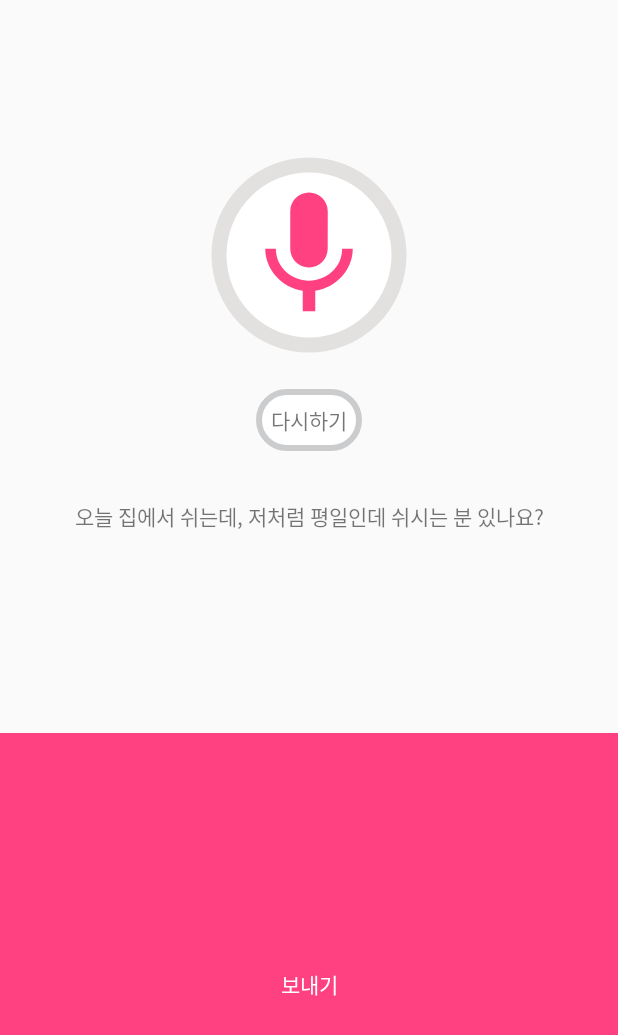
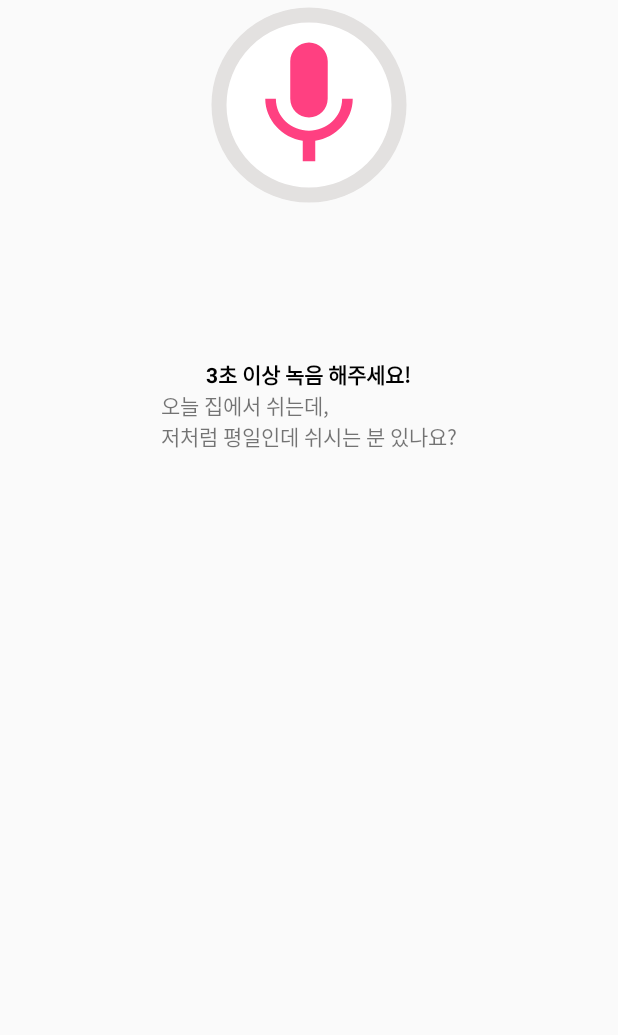
Before and after one commit to renovatio0424/SwipeVoiceChat, an Android app: the layout dialog_record.xml on its own in the app's theme, with its tools: preview values and no code run, on a phone screen of 412 x 824 dp. Shown: the top 1035 px of the screen. Run offline under Robolectric (Android 15) with nearby library versions, the phone set to English and light mode, and no system bars.

Commit message:
2018.06.05 - 새이야기 시작 다이얼로그 추가

```diff
--- a/app/src/main/java/com/example/renov/swipevoicechat/Fragment/InfoFragment.java
+++ b/app/src/main/java/com/example/renov/swipevoicechat/Fragment/InfoFragment.java
@@ -39,6 +39,7 @@ import java.util.List;
 
 import butterknife.BindView;
 import butterknife.ButterKnife;
+import butterknife.OnClick;
 import butterknife.Unbinder;
 import jp.wasabeef.glide.transformations.BlurTransformation;
 
@@ -193,6 +194,27 @@ public class InfoFragment extends Fragment {
 //        adapter.notifyDataSetChanged();
 //    }
 //
+
+    @OnClick(R.id.tv_new_story)
+    public void onClickNewStory(){
+        boolean wrapInScrollView = false;
+        MaterialDialog materialDialog = new MaterialDialog.Builder(getContext())
+                .title("새이야기 시작하기")
+                .customView(R.layout.dialog_record, wrapInScrollView)
+                .positiveText("보내기")
+                .negativeText("취소")
+                .show();
+
+        View view = materialDialog.getView();
+        TextView tvRecordAgain = (TextView) view.findViewById(R.id.tv_record_again);
+        tvRecordAgain.setVisibility(View.GONE);
+        tvRecordAgain.setText("다시하기");
+        TextView tvRecordDesc = (TextView) view.findViewById(R.id.tv_record_desc);
+        tvRecordDesc.setVisibility(View.VISIBLE);
+        tvRecordDesc.setText("3초 이상 녹음해주세요");
+        TextView tvExampleDesc = (TextView) view.findViewById(R.id.tv_example_desc);
+        tvExampleDesc.setText("오늘 집에서 쉬는데, 저처럼 평일인데 쉬시는 분 있나요?");
+    }
 
     private void paginate() {
         cardStackView.setPaginationReserved();
--- a/app/src/main/res/layout/activity_login.xml
+++ b/app/src/main/res/layout/activity_login.xml
@@ -50,7 +50,7 @@
         android:layout_width="wrap_content"
         android:layout_height="wrap_content"
         android:layout_marginBottom="16dp"
-        android:text="Button"
+        android:text="메인화면 바로가기"
         app:layout_constraintBottom_toBottomOf="parent"
         app:layout_constraintEnd_toEndOf="parent"
         app:layout_constraintStart_toStartOf="parent" />
--- a/app/src/main/res/layout/activity_sign_up.xml
+++ b/app/src/main/res/layout/activity_sign_up.xml
@@ -27,7 +27,7 @@
             android:layout_height="wrap_content"
             android:layout_gravity="center"
             android:layout_weight="1"
-            android:text="TextView"
+            android:text="클릭해주세요"
             tools:layout_editor_absoluteX="163dp"
             tools:layout_editor_absoluteY="35dp" />
 
--- a/app/src/main/res/layout/dialog_record.xml
+++ b/app/src/main/res/layout/dialog_record.xml
@@ -1,79 +1,76 @@
 <?xml version="1.0" encoding="utf-8"?>
-<android.support.constraint.ConstraintLayout xmlns:android="http://schemas.android.com/apk/res/android"
+<LinearLayout xmlns:android="http://schemas.android.com/apk/res/android"
     xmlns:app="http://schemas.android.com/apk/res-auto"
     xmlns:tools="http://schemas.android.com/tools"
     android:layout_width="match_parent"
-    android:layout_height="match_parent">
+    android:layout_height="400dp"
+    android:orientation="vertical">
 
 
-    <TextView
-        android:visibility="invisible"
-        android:id="@+id/textView5"
+    <com.example.renov.swipevoicechat.widget.VoicePlayerView
+        android:id="@+id/voice_player_view"
+        android:layout_width="140dp"
+        android:layout_height="140dp"
+        android:layout_gravity="center"
+        android:background="@color/alpha_0"
+        android:scaleType="centerInside"
+        app:layout_constraintBottom_toTopOf="@+id/tv_record_desc"
+        app:layout_constraintEnd_toEndOf="parent"
+        app:layout_constraintStart_toStartOf="parent"
+        app:layout_constraintTop_toTopOf="parent" />
+
+    <LinearLayout
         android:layout_width="wrap_content"
         android:layout_height="wrap_content"
-        android:layout_marginBottom="36dp"
+        android:layout_gravity="center"
+        android:layout_weight="1"
+        android:gravity="center"
+        android:orientation="vertical">
+
+        <TextView
+            android:id="@+id/tv_record_desc"
+            android:layout_width="wrap_content"
+            android:layout_height="wrap_content"
+            android:layout_gravity="center"
             android:text="TextView"
             android:textColor="#000000"
             android:textStyle="bold"
-        app:layout_constraintBottom_toTopOf="@+id/textView6"
+            android:visibility="visible"
+            app:layout_constraintBottom_toTopOf="@+id/tv_example_desc"
             app:layout_constraintEnd_toEndOf="parent"
             app:layout_constraintStart_toStartOf="parent"
             app:layout_constraintTop_toBottomOf="@+id/voice_player_view"
             tools:text="3초 이상 녹음 해주세요!" />
 
         <TextView
-        android:id="@+id/textView8"
+            android:id="@+id/tv_record_again"
             android:layout_width="wrap_content"
             android:layout_height="wrap_content"
-        android:layout_marginBottom="188dp"
-        android:layout_marginTop="259dp"
-        android:text="TextView"
-        tools:text="다시하기"
+            android:layout_gravity="center"
+            android:layout_marginTop="8dp"
             android:background="@drawable/round_background_grey"
             android:padding="10dp"
-        app:layout_constraintBottom_toTopOf="@+id/textView7"
+            android:text="TextView"
+            android:visibility="gone"
+            app:layout_constraintBottom_toTopOf="@+id/tv_send"
             app:layout_constraintEnd_toEndOf="parent"
             app:layout_constraintStart_toStartOf="parent"
-        app:layout_constraintTop_toTopOf="parent" />
+            app:layout_constraintTop_toTopOf="@+id/voice_player_view"
+            app:layout_constraintVertical_bias="0.0"
+            tools:text="다시하기" />
 
-    <com.example.renov.swipevoicechat.widget.VoicePlayerView
-        android:id="@+id/voice_player_view"
-        android:layout_width="140dp"
-        android:layout_height="0dp"
+        <TextView
+            android:id="@+id/tv_example_desc"
+            android:layout_width="wrap_content"
+            android:layout_height="wrap_content"
             android:layout_gravity="center"
-        android:layout_marginBottom="29dp"
-        android:layout_marginTop="93dp"
-        android:background="@color/alpha_0"
-        android:scaleType="centerInside"
-        app:layout_constraintBottom_toTopOf="@+id/textView5"
+            android:text="TextView"
+            app:layout_constraintBottom_toTopOf="@+id/tv_send"
             app:layout_constraintEnd_toEndOf="parent"
             app:layout_constraintStart_toStartOf="parent"
-        app:layout_constraintTop_toTopOf="parent" />
+            app:layout_constraintTop_toBottomOf="@+id/tv_record_desc"
+            tools:text="오늘 집에서 쉬는데, \n저처럼 평일인데 쉬시는 분 있나요?" />
+    </LinearLayout>
 
-    <TextView
-        android:id="@+id/textView6"
-        android:layout_width="wrap_content"
-        android:layout_height="wrap_content"
-        android:layout_marginBottom="134dp"
-        android:text="TextView"
-        app:layout_constraintBottom_toTopOf="@+id/textView7"
-        app:layout_constraintEnd_toEndOf="parent"
-        app:layout_constraintStart_toStartOf="parent"
-        app:layout_constraintTop_toBottomOf="@+id/textView5"
-        tools:text="오늘 집에서 쉬는데, 저처럼 평일인데 쉬시는 분 있나요?" />
 
-    <TextView
-        android:id="@+id/textView7"
-        android:layout_width="match_parent"
-        android:layout_height="0dp"
-        android:background="@color/colorAccent"
-        android:gravity="center"
-        android:text="TextView"
-        android:textColor="@color/white"
-        app:layout_constraintBottom_toBottomOf="parent"
-        app:layout_constraintEnd_toEndOf="parent"
-        app:layout_constraintStart_toStartOf="parent"
-        app:layout_constraintTop_toBottomOf="@+id/textView8"
-        tools:text="보내기" />
-
-</android.support.constraint.ConstraintLayout>
+</LinearLayout>
```
Lines whose indentation alone changed are shown as unchanged.
